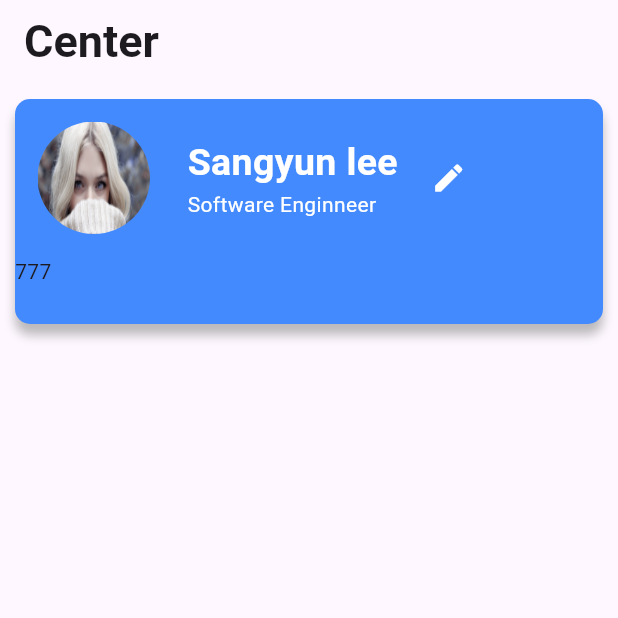
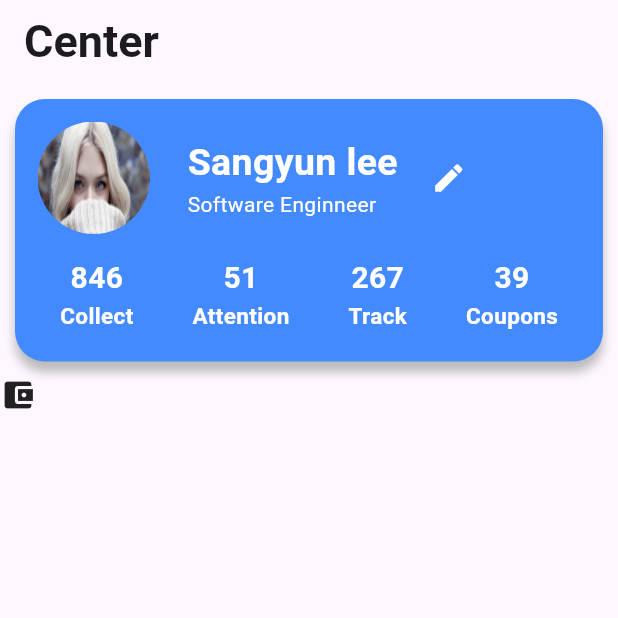
Before and after one commit to GDSC-CAU/GDSC-CAU-Flutter-Study-23-1, a Flutter app: the screen it shows after launch, on a phone screen of 412 x 824 dp, the top half of it. Run offline on Flutter 3.47's test engine with Material 2 defaults, Android fonts, the phone set to English and light mode, and no system bars.

Commit message:
Finish Top Blue Profile Container

```diff
--- a/sangyun_lee/lib/main.dart
+++ b/sangyun_lee/lib/main.dart
@@ -40,7 +40,7 @@ class FurnitureApp extends StatelessWidget {
             padding: const EdgeInsets.all(10.0),
             child: Container(
               decoration: BoxDecoration(
-                  borderRadius: BorderRadius.circular(10.0),
+                  borderRadius: BorderRadius.circular(20.0),
                   color: Colors.blueAccent,
                   boxShadow: [
                     BoxShadow(
@@ -50,7 +50,7 @@ class FurnitureApp extends StatelessWidget {
                       offset: const Offset(0, 7),
                     )
                   ]),
-              height: 150,
+              height: 175,
               child: Column(
                 children: [
                   Row(
@@ -94,18 +94,97 @@ class FurnitureApp extends StatelessWidget {
                       )
                     ],
                   ),
-                  const Row(
+                  const Padding(
+                    padding: EdgeInsets.symmetric(horizontal: 30),
+                    child: Row(
+                      mainAxisAlignment: MainAxisAlignment.spaceBetween,
                       children: [
                         Column(
                           children: [
-                          Text("777"),
+                            Text(
+                              "846",
+                              style: TextStyle(
+                                  color: Colors.white,
+                                  fontSize: 20,
+                                  fontWeight: FontWeight.w600),
+                            ),
+                            Text(
+                              "Collect",
+                              style: TextStyle(
+                                  color: Colors.white,
+                                  fontSize: 15,
+                                  fontWeight: FontWeight.w600),
+                            ),
+                          ],
+                        ),
+                        Column(
+                          children: [
+                            Text(
+                              "51",
+                              style: TextStyle(
+                                  color: Colors.white,
+                                  fontSize: 20,
+                                  fontWeight: FontWeight.w600),
+                            ),
+                            Text(
+                              "Attention",
+                              style: TextStyle(
+                                  color: Colors.white,
+                                  fontSize: 15,
+                                  fontWeight: FontWeight.w600),
+                            ),
+                          ],
+                        ),
+                        Column(
+                          children: [
+                            Text(
+                              "267",
+                              style: TextStyle(
+                                  color: Colors.white,
+                                  fontSize: 20,
+                                  fontWeight: FontWeight.w600),
+                            ),
+                            Text(
+                              "Track",
+                              style: TextStyle(
+                                  color: Colors.white,
+                                  fontSize: 15,
+                                  fontWeight: FontWeight.w600),
+                            ),
+                          ],
+                        ),
+                        Column(
+                          children: [
+                            Text(
+                              "39",
+                              style: TextStyle(
+                                  color: Colors.white,
+                                  fontSize: 20,
+                                  fontWeight: FontWeight.w600),
+                            ),
+                            Text(
+                              "Coupons",
+                              style: TextStyle(
+                                  color: Colors.white,
+                                  fontSize: 15,
+                                  fontWeight: FontWeight.w600),
+                            ),
                           ],
                         )
                       ],
                     ),
+                  ),
                 ],
               ),
             ),
+          ),
+          Row(
+            mainAxisAlignment: MainAxisAlignment.spaceBetween,
+            children: [
+              Container(
+                child: const Icon(Icons.account_balance_wallet),
+              )
+            ],
           )
         ],
       ),
```
Lines whose indentation alone changed are shown as unchanged.
